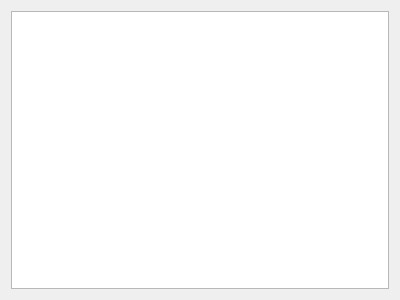
Qt form SpreadSheet/spreadsheet.ui (houbo0601/SpreadSheet_) before a commit.
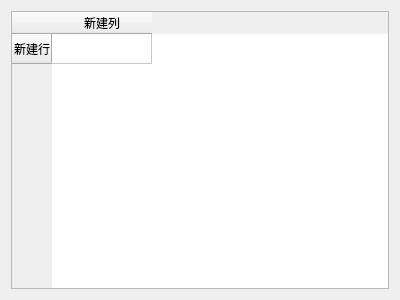
The same form after that commit.

Commit message: 添加文件新建和打开功能，修复若干bug

```diff
--- a/SpreadSheet/spreadsheet.ui
+++ b/SpreadSheet/spreadsheet.ui
@@ -15,7 +15,18 @@
   </property>
   <layout class="QGridLayout" name="gridLayout">
    <item row="0" column="0">
-    <widget class="QTableWidget" name="tableWidget"/>
+    <widget class="QTableWidget" name="tableWidget">
+     <row>
+      <property name="text">
+       <string>新建行</string>
+      </property>
+     </row>
+     <column>
+      <property name="text">
+       <string>新建列</string>
+      </property>
+     </column>
+    </widget>
    </item>
   </layout>
  </widget>
```
The commit also changes 8 other files.
